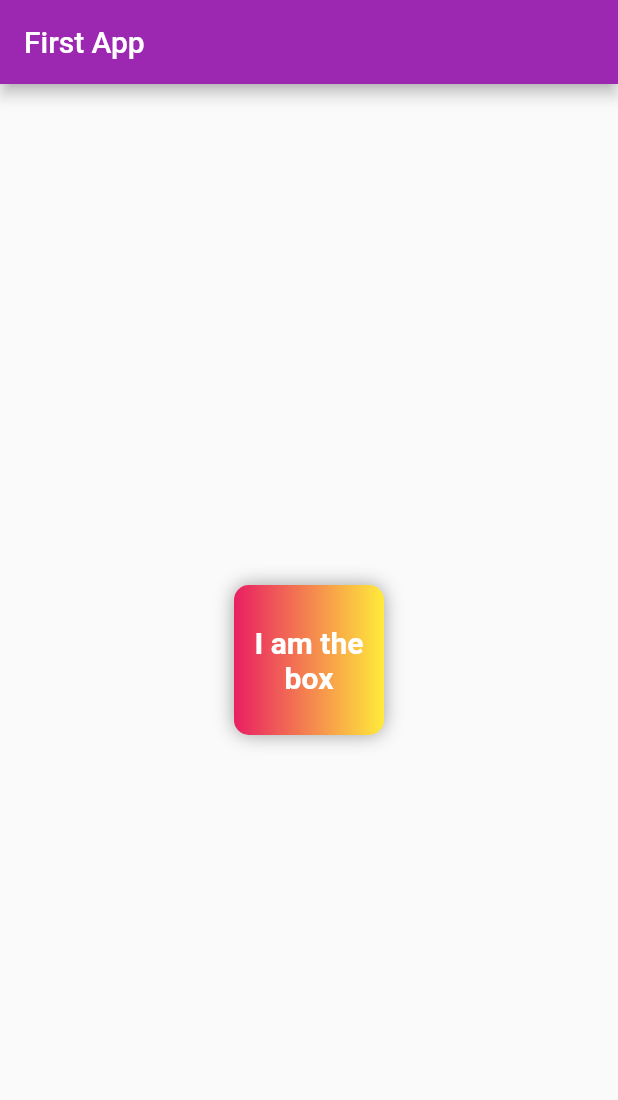
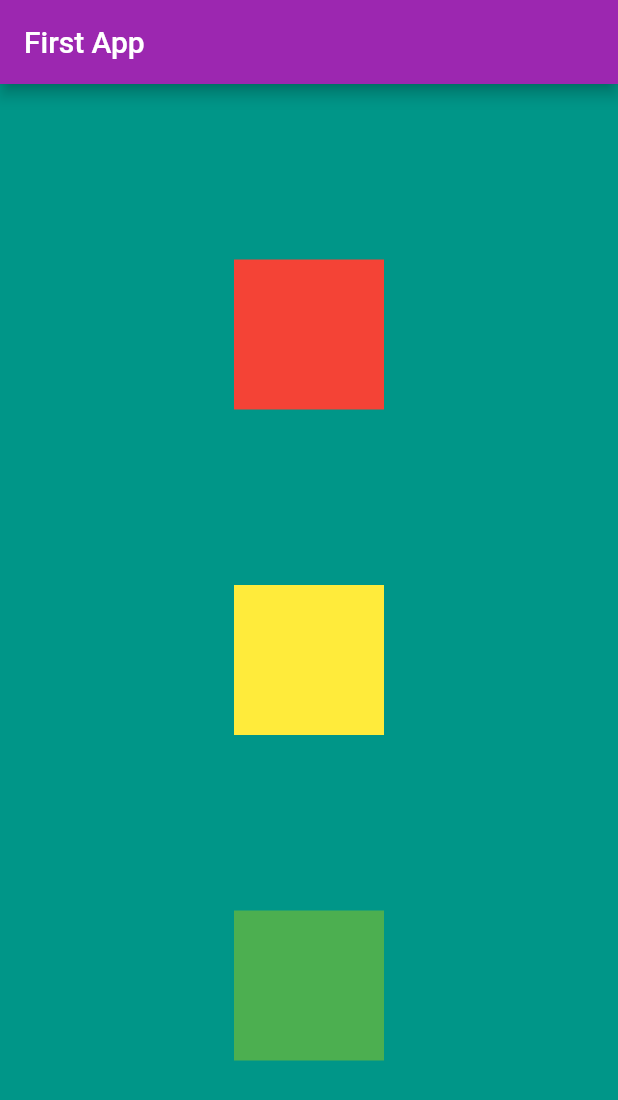
Before and after one commit to MianJawadAhmad/flutterfirstapp, a Flutter app: the screen it shows after launch, on a phone screen of 412 x 824 dp. Shown: the top 1100 px of the screen. Run offline on Flutter 3.47's test engine with Material 2 defaults, Android fonts, the phone set to English and light mode, and no system bars.

Commit message:
Update main.dart

```diff
--- a/lib/main.dart
+++ b/lib/main.dart
@@ -18,34 +18,37 @@
         appBar: AppBar(
           title: Text("First App"),
         ),
-        body: Center(
-            child: Container(
+        body: Container(
+          color: Colors.teal,
+          width: 500,
+          child: Column(
+            mainAxisAlignment: MainAxisAlignment.spaceEvenly,
+            crossAxisAlignment: CrossAxisAlignment.center,
+            children: [
+          Container(
             padding: const EdgeInsets.all(8),
             width: 100,
             height: 100,
+            color: Colors.red,
             alignment: Alignment.center,
-          decoration: BoxDecoration(
-              color: Colors.red,
-              borderRadius: BorderRadius.circular(10),
-              gradient: LinearGradient(colors: [
-                Colors.pink,
-                Colors.yellow,
-              ]),
-              boxShadow: [
-                BoxShadow(
-                  color: Colors.grey,
-                  blurRadius: 10,
+          ),
+          Container(
+            padding: const EdgeInsets.all(8),
+            width: 100,
+            height: 100,
+            color: Colors.yellow,
+            alignment: Alignment.center,
+          ),
+          Container(
+            padding: const EdgeInsets.all(8),
+            width: 100,
+            height: 100,
+            color: Colors.green,
+            alignment: Alignment.center,
           )
-              ]),
-          child: Text(
-            "I am the box",
-            textAlign: TextAlign.center,
-            style: TextStyle(
-              fontSize: 20,
-              color: Colors.white,
-              fontWeight: FontWeight.bold,
+            ],
           ),
         ),
-        )));
+      );
   }
 }
```
Lines whose indentation alone changed are shown as unchanged.
